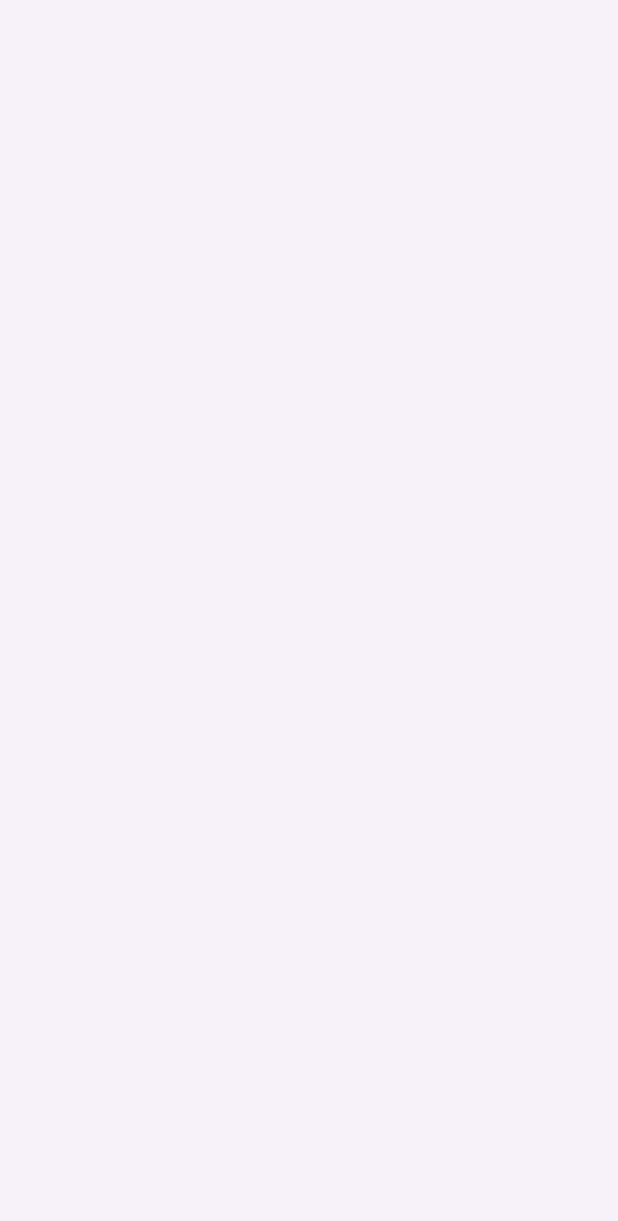
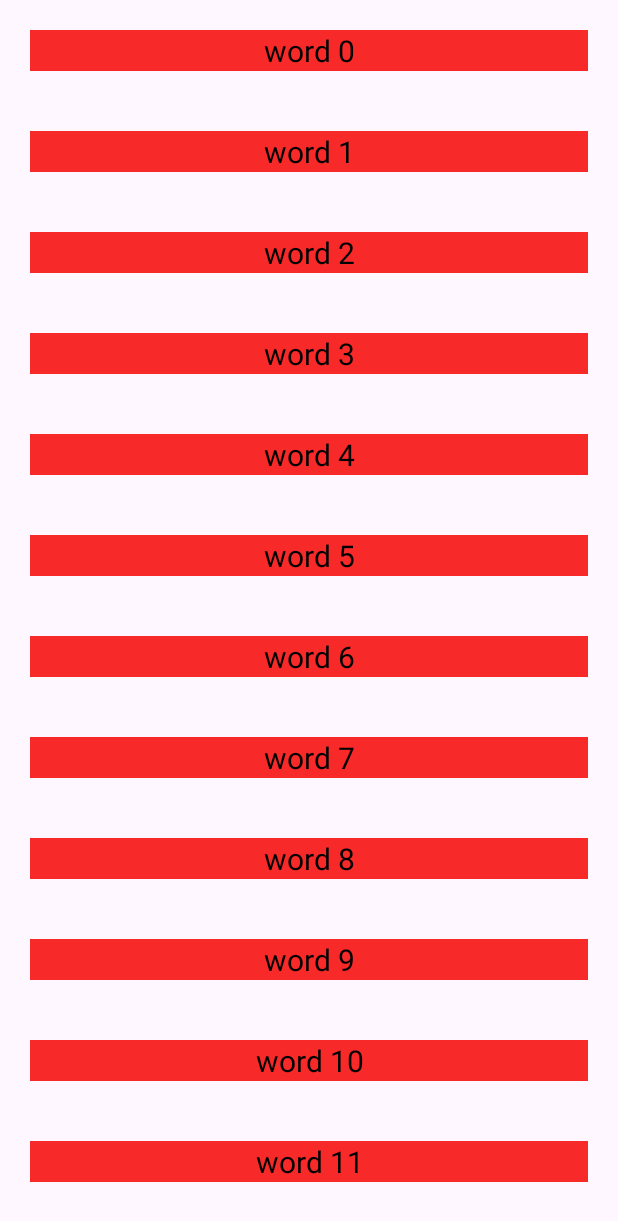
Before and after one commit to SergioM-F/individual5, an Android app: the screen it shows after launch (MainActivity), on a phone screen of 412 x 824 dp. Before the commit the part shown is empty. Shown: the top 1221 px of the screen. Run offline under Robolectric (Android 15) with nearby library versions, the phone set to English and light mode, and no system bars.

Commit message:
Implementado en Fragmento RecyrcleView Ok

```diff
--- a/app/build.gradle
+++ b/app/build.gradle
@@ -34,6 +34,7 @@ android {
 dependencies {
     def nav_version = "2.5.3"
     // Java language implementation
+
     implementation "androidx.navigation:navigation-fragment:$nav_version"
     implementation "androidx.navigation:navigation-ui:$nav_version"
     implementation 'androidx.appcompat:appcompat:1.6.1'
--- a/app/src/main/java/cl/samf/individual5/AdaptersWords.java
+++ b/app/src/main/java/cl/samf/individual5/AdaptersWords.java
@@ -1,7 +1,6 @@
 package cl.samf.individual5;
 
 import android.view.LayoutInflater;
-import android.view.View;
 import android.view.ViewGroup;
 
 import androidx.annotation.NonNull;
@@ -13,16 +12,20 @@ import cl.samf.individual5.databinding.ItemBinding;
 
 public class AdaptersWords extends RecyclerView.Adapter<AdaptersWords.ViewHolder> {
         private List<String> words;
+        public void setData(List<String> data) {
+        this.words = data;
+     }
     @NonNull
     @Override
     public AdaptersWords.ViewHolder onCreateViewHolder(@NonNull ViewGroup parent, int viewType) {
-        ItemBinding binding = ItemBinding.inflate((LayoutInflater.from(parent.getContext())));
+        ItemBinding binding = ItemBinding.inflate(LayoutInflater.from(parent.getContext()), parent, false);
         return new ViewHolder(binding);
     }
 
     @Override
     public void onBindViewHolder(@NonNull AdaptersWords.ViewHolder holder, int position) {
         String item = words.get(position);
+        holder.mostrarInfo(item);
     }
 
     @Override
@@ -30,14 +33,15 @@ public class AdaptersWords extends RecyclerView.Adapter<AdaptersWords.ViewHolder
          return words.size();
     }
 
+
     public class ViewHolder extends RecyclerView.ViewHolder {
-        private ItemBinding ItemBinding;
-        public ViewHolder(@NonNull ItemBinding binding) {
+        private ItemBinding itemBinding;
+        public ViewHolder(ItemBinding binding) {
             super(binding.getRoot());
-            ItemBinding = binding;
+            this.itemBinding = binding;
         }
         public void mostrarInfo(String words) {
-            ItemBinding.textView2.setText(words);
+            itemBinding.textView2.setText(words);
         }
     }
 }
--- a/app/src/main/java/cl/samf/individual5/FirstFragment.java
+++ b/app/src/main/java/cl/samf/individual5/FirstFragment.java
@@ -7,6 +7,11 @@ import androidx.fragment.app.Fragment;
 import android.view.LayoutInflater;
 import android.view.View;
 import android.view.ViewGroup;
+
+import java.util.ArrayList;
+import java.util.List;
+
+import cl.samf.individual5.databinding.FragmentFirstBinding;
 
 /**
  * A simple {@link Fragment} subclass.
@@ -58,7 +63,20 @@ public class FirstFragment extends Fragment {
     @Override
     public View onCreateView(LayoutInflater inflater, ViewGroup container,
                              Bundle savedInstanceState) {
+
+        FragmentFirstBinding binding = FragmentFirstBinding.inflate(getActivity().getLayoutInflater(), container,false);
+        AdaptersWords adapter = new AdaptersWords();
+        adapter.setData(getData());
+        binding.RecyclerViewFF.setAdapter(adapter);
         // Inflate the layout for this fragment
-        return inflater.inflate(R.layout.fragment_first, container, false);
+        return binding.getRoot();
+    }
+
+    public List<String> getData() {
+        List<String> data = new ArrayList<>();
+        for (int i = 0; i < 20; i++) {
+            data.add("word " + i);
+        }
+        return data;
     }
 }
--- a/app/src/main/java/cl/samf/individual5/MainActivity.java
+++ b/app/src/main/java/cl/samf/individual5/MainActivity.java
@@ -8,12 +8,10 @@ import cl.samf.individual5.databinding.ActivityMainBinding;
 
 public class MainActivity extends AppCompatActivity {
 
-        private ActivityMainBinding binding;
 
     @Override
     protected void onCreate(Bundle savedInstanceState) {
         super.onCreate(savedInstanceState);
-        binding = ActivityMainBinding.inflate(getLayoutInflater());
-        setContentView(binding.getRoot());
+        setContentView(R.layout.activity_main);
     }
 }
--- a/app/src/main/res/layout/activity_main.xml
+++ b/app/src/main/res/layout/activity_main.xml
@@ -6,15 +6,15 @@
     android:layout_height="match_parent"
     tools:context=".MainActivity">
 
-    <com.google.android.material.navigation.NavigationView
-
+    <androidx.fragment.app.FragmentContainerView
+        android:id="@+id/fragmentContainerView"
         android:name="androidx.navigation.fragment.NavHostFragment"
-        android:layout_width="match_parent"
-        android:layout_height="match_parent"
+        android:layout_width="0dp"
+        android:layout_height="0dp"
         app:defaultNavHost="true"
+        app:navGraph="@navigation/nav_graph"
         app:layout_constraintBottom_toBottomOf="parent"
         app:layout_constraintEnd_toEndOf="parent"
         app:layout_constraintStart_toStartOf="parent"
-        app:layout_constraintTop_toTopOf="parent"
-        app:navGraph="@navigation/nav_graph" />
+        app:layout_constraintTop_toTopOf="parent" />
 </androidx.constraintlayout.widget.ConstraintLayout>
--- a/app/src/main/res/layout/fragment_first.xml
+++ b/app/src/main/res/layout/fragment_first.xml
@@ -8,13 +8,15 @@
     tools:context=".FirstFragment">
 
     <androidx.recyclerview.widget.RecyclerView
-        android:id="@+id/RecyrcleViewFF"
+        android:id="@+id/RecyclerViewFF"
         android:layout_width="0dp"
         android:layout_height="0dp"
+        app:layoutManager="androidx.recyclerview.widget.LinearLayoutManager"
         app:layout_constraintBottom_toBottomOf="parent"
         app:layout_constraintEnd_toEndOf="parent"
         app:layout_constraintHorizontal_bias="0.0"
         app:layout_constraintStart_toStartOf="parent"
         app:layout_constraintTop_toTopOf="parent"
         app:layout_constraintVertical_bias="0.0" />
+
 </androidx.constraintlayout.widget.ConstraintLayout>
--- a/app/src/main/res/layout/item.xml
+++ b/app/src/main/res/layout/item.xml
@@ -3,17 +3,25 @@
     xmlns:app="http://schemas.android.com/apk/res-auto"
     xmlns:tools="http://schemas.android.com/tools"
     android:layout_width="match_parent"
-    android:layout_height="wrap_content"
-    tools:ignore="MissingDefaultResource">
+    android:layout_height="wrap_content">
 
     <TextView
         android:id="@+id/textView2"
-        android:layout_width="wrap_content"
+        android:layout_width="0dp"
         android:layout_height="wrap_content"
-        android:layout_marginTop="8dp"
-        android:text="TextView"
+        android:layout_marginStart="20dp"
+        android:layout_marginTop="20dp"
+        android:layout_marginEnd="20dp"
+        android:layout_marginBottom="20dp"
+        android:background="#F82929"
+        android:gravity="center"
+        android:text="@string/textview"
+        android:textColor="#000000"
+        android:textSize="20sp"
+        app:layout_constraintBottom_toBottomOf="parent"
         app:layout_constraintEnd_toEndOf="parent"
         app:layout_constraintHorizontal_bias="0.467"
         app:layout_constraintStart_toStartOf="parent"
-        app:layout_constraintTop_toTopOf="parent" />
+        app:layout_constraintTop_toTopOf="parent"
+        app:layout_constraintVertical_bias="1.0" />
 </androidx.constraintlayout.widget.ConstraintLayout>
```
